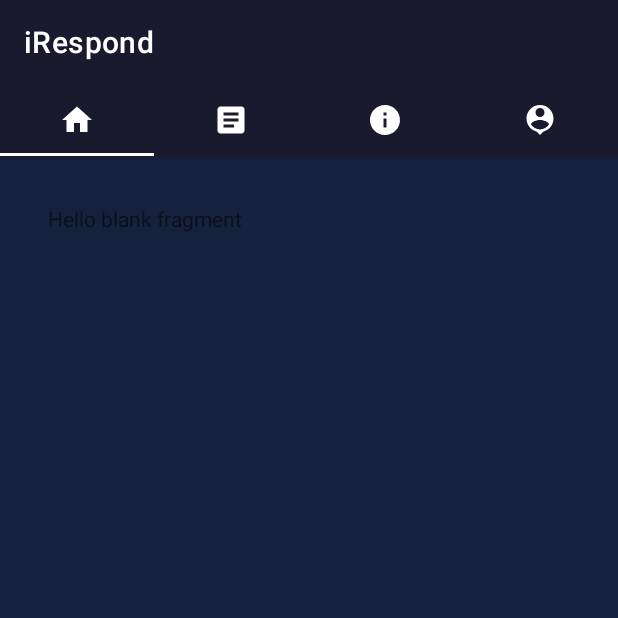
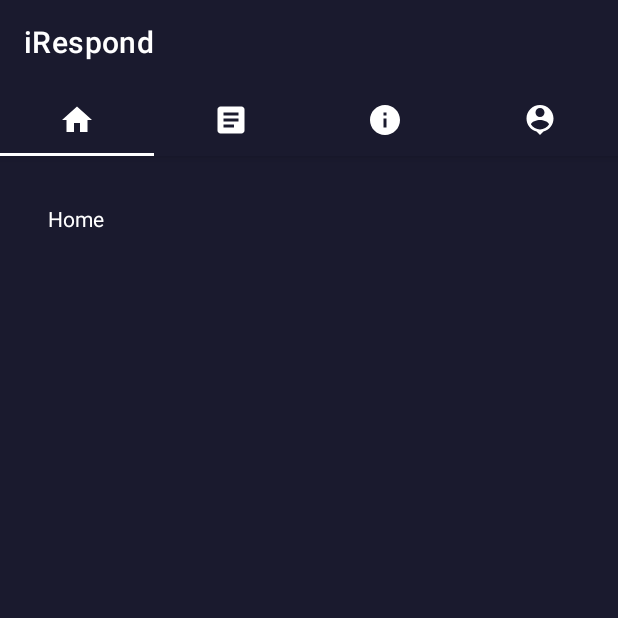
Before and after one commit to rogercnyn/iRespond-Android, an Android app: the HomeTab screen opened directly, with no data from a screen before it, on a phone screen of 412 x 824 dp, the top half of it. Run offline under Robolectric (Android 15) with nearby library versions, the phone set to English and light mode, and no system bars.

```diff
--- a/App/app/src/main/res/layout/fragment_home_tab.xml
+++ b/App/app/src/main/res/layout/fragment_home_tab.xml
@@ -3,13 +3,15 @@
     xmlns:tools="http://schemas.android.com/tools"
     android:layout_width="match_parent"
     android:layout_height="match_parent"
-    tools:context=".HomeTab"
-    android:padding="32dp">
+    android:background="#1A1A2E"
+    android:padding="32dp"
+    tools:context=".HomeTab">
 
     <!-- TODO: Update blank fragment layout -->
     <TextView
         android:layout_width="match_parent"
         android:layout_height="match_parent"
-        android:text="@string/hello_blank_fragment" />
+        android:text="Home"
+        android:textColor="#FFFFFF" />
 
 </FrameLayout>
```
Also changed, not shown: App/app/src/main/res/layout/fragment_about_tab.xml (+5 -3 lines), App/app/src/main/res/layout/fragment_articles_tab.xml (+5 -3 lines), App/app/src/main/res/layout/fragment_info_tab.xml (+5 -3 lines).
